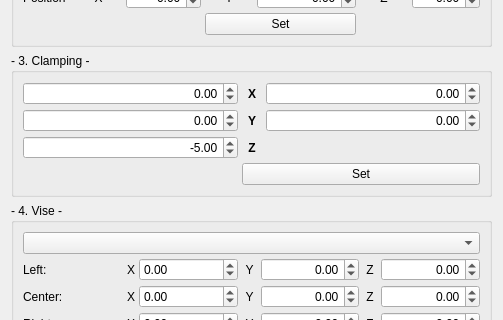
Old version of the form src/setup.ui in the repository DjangoReinhard/kutecam; both pictures show x 0 to 503 and y 257 to 577 of the 503 by 916 pixel window.
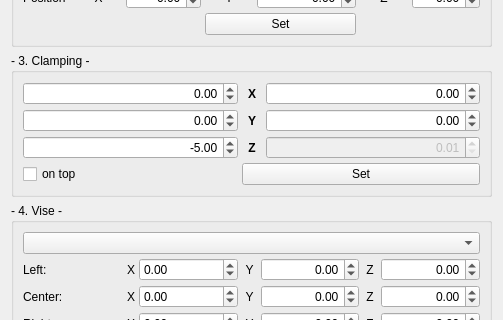
New version of the form.

Diff of the .ui file:
```diff
--- a/src/setup.ui
+++ b/src/setup.ui
@@ -1226,6 +1226,29 @@
         </property>
        </widget>
       </item>
+      <item row="4" column="0">
+       <widget class="QCheckBox" name="cOnTop">
+        <property name="text">
+         <string>on top</string>
+        </property>
+       </widget>
+      </item>
+      <item row="3" column="3">
+       <widget class="QDoubleSpinBox" name="zPosClamp">
+        <property name="enabled">
+         <bool>false</bool>
+        </property>
+        <property name="alignment">
+         <set>Qt::AlignRight|Qt::AlignTrailing|Qt::AlignVCenter</set>
+        </property>
+        <property name="minimum">
+         <double>0.010000000000000</double>
+        </property>
+        <property name="maximum">
+         <double>99.989999999999995</double>
+        </property>
+       </widget>
+      </item>
      </layout>
     </widget>
    </item>
```
Left out of the diff: 2 changed lines with no effect on the pictures.
